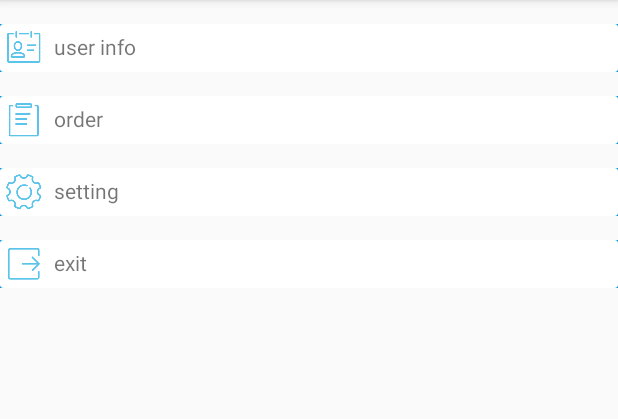
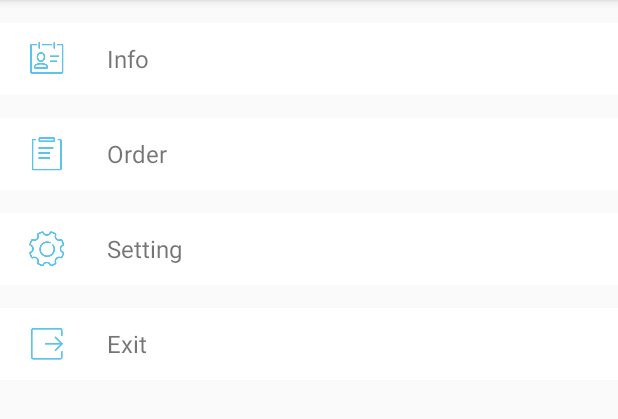
Before and after one commit to PPFei5Zhou/QinZiTravel, an Android app: the fragment FragmentContainer shown on its own in the app's theme, on a phone screen of 412 x 824 dp, the part 84-503 px from its top. Run offline under Robolectric (Android 15) with nearby library versions, the phone set to English and light mode, and no system bars; 4 statements that could not run were skipped.

Commit message:
update fragment user fix some problems

```diff
--- a/app/src/main/java/com/fragment_user/FragmentUserContainer.java
+++ b/app/src/main/java/com/Entity/UserListItem.java
@@ -1,15 +1,15 @@
-package com.fragment_user;
+package com.Entity;
 
 /**
  * Created by zhou on 18-5-3.
  */
 
-public class FragmentUserContainer {
+public class UserListItem {
     private String user_text;
 
     private int imageId;
 
-    public FragmentUserContainer(String user_text, int imageId) {
+    public UserListItem(String user_text, int imageId) {
         this.user_text = user_text;
         this.imageId = imageId;
     }
--- a/app/src/main/java/com/fragment_container/FragmentContainer.java
+++ b/app/src/main/java/com/fragment_container/FragmentContainer.java
@@ -14,8 +14,8 @@ import android.widget.FrameLayout;
 
 import com.Entity.SightTestItem;
 import com.fragment_sight.SightFragmentAdapter;
-import com.fragment_user.FragmentUserAdapter;
-import com.fragment_user.FragmentUserContainer;
+import com.fragment_user.UserFragmentAdapter;
+import com.Entity.UserListItem;
 import com.qinzitravel.R;
 
 import java.util.ArrayList;
@@ -23,17 +23,26 @@ import java.util.List;
 import java.util.Random;
 
 public class FragmentContainer extends Fragment {
+
+    private static final String TAG = "FragmentContainer";
+
     private FrameLayout fragmentContainer;
     private RecyclerView recyclerView;
     private GridLayoutManager layoutManager;
 
+    List<UserListItem> userListItemList = new ArrayList<>();
+    private UserListItem[] users = {new UserListItem("Info", R.drawable.ic_user_info),
+            new UserListItem("Order", R.drawable.ic_user_order),
+            new UserListItem("Setting", R.drawable.ic_user_setting),
+            new UserListItem("Exit", R.drawable.ic_user_exit)};
+
     private List<SightTestItem> sightTestItemList = new ArrayList<>();
+    private SightFragmentAdapter sightAdapter;
     private SightTestItem[] items = {new SightTestItem("test1", R.drawable.test1),
             new SightTestItem("test2", R.drawable.test2),
             new SightTestItem("test3", R.drawable.test3),
             new SightTestItem("test4", R.drawable.test4),
             new SightTestItem("test5", R.drawable.test5)};
-    private SightFragmentAdapter sightAdapter;
 
     public static FragmentContainer newInstance(int index) {
         FragmentContainer fragmentContainer = new FragmentContainer();
@@ -72,40 +81,6 @@ public class FragmentContainer extends Fragment {
         }
     }
 
-    private void initUser(View view) {
-        FragmentUserContainer[] users = {new FragmentUserContainer("user info", R.drawable.ic_user_info),
-                new FragmentUserContainer("order", R.drawable.ic_user_order),
-                new FragmentUserContainer("setting", R.drawable.ic_user_setting),
-                new FragmentUserContainer("exit", R.drawable.ic_user_exit)};
-
-        List<FragmentUserContainer> fragmentUserContainerList = new ArrayList<>();
-
-        FragmentUserAdapter adapter = new FragmentUserAdapter(fragmentUserContainerList);
-
-        fragmentUserContainerList.add(users[0]);
-        fragmentUserContainerList.add(users[1]);
-        fragmentUserContainerList.add(users[2]);
-        fragmentUserContainerList.add(users[3]);
-
-        fragmentContainer = view.findViewById(R.id.fragment_user);
-        recyclerView = view.findViewById(R.id.fragment_user_recycler_view);
-        GridLayoutManager layoutManager = new GridLayoutManager(getActivity(), 1);
-        recyclerView.setLayoutManager(layoutManager);
-        recyclerView.setAdapter(adapter);
-    }
-
-    private void initHotel(View view) {
-
-    }
-
-    private void initRepast(View view) {
-
-    }
-
-    private void initTravel(View view) {
-
-    }
-
     private void initSight(View view) {
 
         sightTestItemList.clear();
@@ -117,11 +92,38 @@ public class FragmentContainer extends Fragment {
 
         fragmentContainer = view.findViewById(R.id.fragment_sight);
         recyclerView = view.findViewById(R.id.fragment_sight_recycler_view);
+
         recyclerView.setHasFixedSize(true);
         layoutManager = new GridLayoutManager(getActivity(), 1);
         recyclerView.setLayoutManager(layoutManager);
         sightAdapter = new SightFragmentAdapter(sightTestItemList);
         recyclerView.setAdapter(sightAdapter);
+    }
+
+    private void initTravel(View view) {
+
+    }
+
+    private void initRepast(View view) {
+
+    }
+
+    private void initHotel(View view) {
+
+    }
+
+    private void initUser(View view) {
+        userListItemList.add(users[0]);
+        userListItemList.add(users[1]);
+        userListItemList.add(users[2]);
+        userListItemList.add(users[3]);
+
+        fragmentContainer = view.findViewById(R.id.fragment_user);
+        recyclerView = view.findViewById(R.id.fragment_user_recycler_view);
+        layoutManager = new GridLayoutManager(getActivity(), 1);
+        recyclerView.setLayoutManager(layoutManager);
+        UserFragmentAdapter adapter = new UserFragmentAdapter(userListItemList);
+        recyclerView.setAdapter(adapter);
     }
 
     /**
--- a/app/src/main/java/com/fragment_sight/SightFragmentAdapter.java
+++ b/app/src/main/java/com/fragment_sight/SightFragmentAdapter.java
@@ -4,7 +4,6 @@ import android.content.Context;
 import android.content.Intent;
 import android.support.v7.widget.CardView;
 import android.support.v7.widget.RecyclerView;
-import android.util.Log;
 import android.view.LayoutInflater;
 import android.view.View;
 import android.view.ViewGroup;
@@ -53,16 +52,12 @@ public class SightFragmentAdapter extends RecyclerView.Adapter<SightFragmentAdap
         holder.cardView.setOnClickListener(new View.OnClickListener() {
             @Override
             public void onClick(View v) {
-                try {
                 int position = holder.getAdapterPosition();
                 SightTestItem sightTestItem = mSightTestItem.get(position);
                 Intent intent = new Intent(mContext, Collapsing_Sight_Activity.class);
                 intent.putExtra(Collapsing_Sight_Activity.SIGHT_NAME, sightTestItem.getName());
                 intent.putExtra(Collapsing_Sight_Activity.SIGHT_IMAGE_ID, sightTestItem.getImageId());
                 mContext.startActivity(intent);
-                } catch (ArrayIndexOutOfBoundsException e) {
-                    Log.d(TAG, "ArrayIndexOutOfBoundsException: position == -1");
-                }
             }
         });
         return holder;
--- a/app/src/main/java/com/fragment_user/FragmentUserAdapter.java
+++ /dev/null
@@ -1,62 +0,0 @@
-package com.fragment_user;
-
-import android.content.Context;
-import android.support.v7.widget.CardView;
-import android.support.v7.widget.RecyclerView;
-import android.view.LayoutInflater;
-import android.view.View;
-import android.view.ViewGroup;
-import android.widget.ImageView;
-import android.widget.TextView;
-
-import com.qinzitravel.R;
-
-import java.util.List;
-
-/**
- * Created by zhou on 18-5-3.
- */
-
-public class FragmentUserAdapter extends RecyclerView.Adapter<FragmentUserAdapter.ViewHolder> {
-
-    private Context mContext;
-
-    private List<FragmentUserContainer> mUserList;
-
-    static class ViewHolder extends RecyclerView.ViewHolder {
-        ImageView user_image;
-        TextView user_text;
-
-        public ViewHolder(View view) {
-            super(view);
-            user_image = view.findViewById(R.id.user_image);
-            user_text = view.findViewById(R.id.user_text);
-        }
-    }
-
-    public FragmentUserAdapter(List<FragmentUserContainer> userList) {
-         mUserList = userList;
-    }
-
-
-    @Override
-    public ViewHolder onCreateViewHolder(ViewGroup parent, int viewType) {
-        if (mContext == null) {
-            mContext = parent.getContext();
-        }
-        View view = LayoutInflater.from(mContext).inflate(R.layout.user_item, parent, false);
-        return new ViewHolder(view);
-    }
-
-    @Override
-    public void onBindViewHolder(ViewHolder holder, int position) {
-        FragmentUserContainer fragmentUserContainer = mUserList.get(position);
-        holder.user_image.setImageResource(fragmentUserContainer.getImageId());
-        holder.user_text.setText(fragmentUserContainer.getUser_text());
-    }
-
-    @Override
-    public int getItemCount() {
-        return mUserList.size();
-    }
-}
--- /dev/null
+++ b/app/src/main/java/com/fragment_user/UserFragmentAdapter.java
@@ -0,0 +1,99 @@
+package com.fragment_user;
+
+import android.content.Context;
+import android.content.Intent;
+import android.support.v7.widget.RecyclerView;
+import android.util.Log;
+import android.view.LayoutInflater;
+import android.view.View;
+import android.view.ViewGroup;
+import android.widget.ImageView;
+import android.widget.LinearLayout;
+import android.widget.TextView;
+
+import com.Entity.UserListItem;
+import com.qinzitravel.R;
+
+import java.util.List;
+
+/**
+ * Created by zhou on 18-5-3.
+ */
+
+public class UserFragmentAdapter extends RecyclerView.Adapter<UserFragmentAdapter.ViewHolder> {
+
+    private static final String TAG = "UserFragmentAdapter";
+
+    private Intent intent;
+
+    private Context mContext;
+
+    private List<UserListItem> mUserList;
+
+    static class ViewHolder extends RecyclerView.ViewHolder {
+        LinearLayout linearLayout;
+        ImageView user_image;
+        TextView user_text;
+
+        public ViewHolder(View view) {
+            super(view);
+            linearLayout = (LinearLayout) view;
+            user_image = view.findViewById(R.id.user_image);
+            user_text = view.findViewById(R.id.user_text);
+        }
+    }
+
+    public UserFragmentAdapter(List<UserListItem> userList) {
+         mUserList = userList;
+    }
+
+
+    @Override
+    public ViewHolder onCreateViewHolder(ViewGroup parent, int viewType) {
+        if (mContext == null) {
+            mContext = parent.getContext();
+        }
+        View view = LayoutInflater.from(mContext).inflate(R.layout.user_item, parent, false);
+
+        final ViewHolder holder = new ViewHolder(view);
+        holder.linearLayout.setOnClickListener(new View.OnClickListener() {
+            @Override
+            public void onClick(View v) {
+                int position = holder.getAdapterPosition();
+                UserListItem userListItem = mUserList.get(position);
+                Log.d(TAG, "onClick: " + userListItem.getUser_text());
+                switch (userListItem.getUser_text()) {
+                    case "Info":
+                        Log.d(TAG, "switch Info");
+//                        intent = new Intent(mContext, LoginActivity.class);
+//                        mContext.startActivity(intent);
+                        break;
+                    case "Order":
+                        Log.d(TAG, "switch Order");
+                        break;
+                    case "Setting":
+                        Log.d(TAG, "switch Setting");
+                        break;
+                    case "Exit":
+                        Log.d(TAG, "switch Exit");
+                        break;
+                    default:
+                        break;
+                }
+            }
+        });
+        return holder;
+    }
+
+    @Override
+    public void onBindViewHolder(ViewHolder holder, int position) {
+        UserListItem userListItem = mUserList.get(position);
+        holder.user_image.setImageResource(userListItem.getImageId());
+        holder.user_text.setText(userListItem.getUser_text());
+    }
+
+    @Override
+    public int getItemCount() {
+        return mUserList.size();
+    }
+}
--- a/app/src/main/res/drawable/ripple.xml
+++ b/app/src/main/res/drawable/ripple.xml
@@ -2,6 +2,6 @@
 <ripple
     xmlns:android="http://schemas.android.com/apk/res/android"
     android:color="?android:colorPrimaryDark">
-    <item android:drawable="@color/colorAccent">
+    <item android:drawable="@color/white">
     </item>
 </ripple>
--- a/app/src/main/res/layout/fragment_sight.xml
+++ b/app/src/main/res/layout/fragment_sight.xml
@@ -1,5 +1,6 @@
 <?xml version="1.0" encoding="utf-8"?>
-<FrameLayout xmlns:android="http://schemas.android.com/apk/res/android"
+<FrameLayout
+    xmlns:android="http://schemas.android.com/apk/res/android"
     android:id="@+id/fragment_sight"
     android:layout_width="match_parent"
     android:layout_height="match_parent">
--- a/app/src/main/res/layout/user_item.xml
+++ b/app/src/main/res/layout/user_item.xml
@@ -5,16 +5,13 @@
     android:focusable="true"
     android:background="@drawable/ripple"
     android:layout_width="match_parent"
-    android:layout_height="wrap_content"
-    android:layout_marginTop="16dp">
-
-    <android.support.v7.widget.CardView
-        android:orientation="horizontal"
-        android:layout_width="match_parent"
-        android:layout_height="wrap_content">
+    android:layout_height="48dp"
+    android:layout_marginTop="15dp">
 
         <ImageView
             android:id="@+id/user_image"
+            android:layout_gravity="center_vertical"
+            android:layout_marginStart="15dp"
             android:layout_width="wrap_content"
             android:layout_height="wrap_content" />
 
@@ -22,8 +19,8 @@
             android:id="@+id/user_text"
             android:layout_width="wrap_content"
             android:layout_height="wrap_content"
-            android:layout_marginTop="5dp"
-            android:layout_marginLeft="36dp"/>
-    </android.support.v7.widget.CardView>
+            android:layout_gravity="center_vertical"
+            android:layout_marginStart="24dp"
+            android:textSize="16sp"/>
 
 </LinearLayout>
```
Also changed, not shown: app/src/main/AndroidManifest.xml (+11 -1 lines), app/src/main/res/values/strings.xml (+14 -0 lines). Lines whose indentation alone changed are shown as unchanged.
